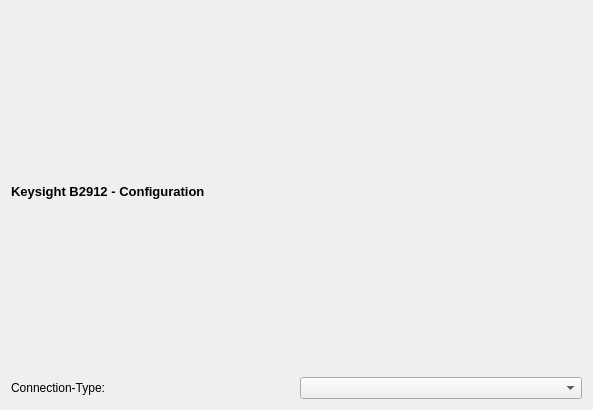
FAU-LAP/NOMAD-CAMELS, file devices/devices_drivers/keysight_b2912/keysight_b2912_config.ui: the form before one commit.
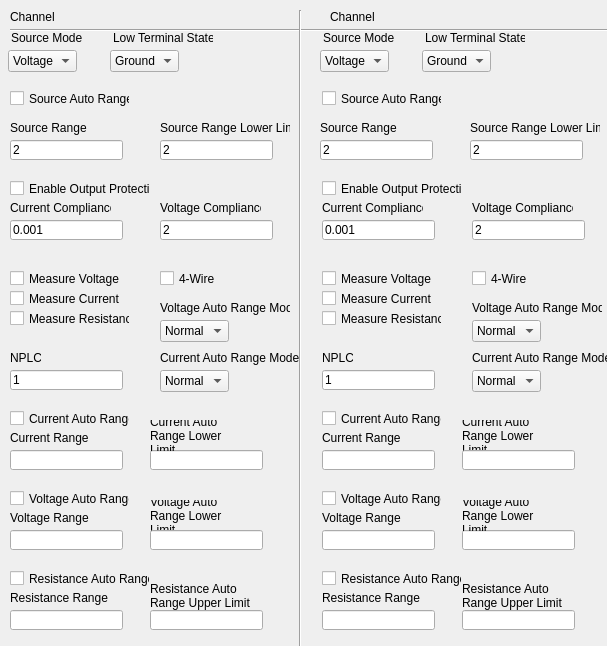
The form after the commit.

Commit message: Added GUI widget for B2912

Diff of the .ui file:
```diff
--- a/devices/devices_drivers/keysight_b2912/keysight_b2912_config.ui
+++ b/devices/devices_drivers/keysight_b2912/keysight_b2912_config.ui
@@ -6,39 +6,1185 @@
    <rect>
     <x>0</x>
     <y>0</y>
-    <width>593</width>
-    <height>410</height>
+    <width>607</width>
+    <height>646</height>
    </rect>
   </property>
   <property name="windowTitle">
    <string>Form</string>
   </property>
-  <layout class="QGridLayout" name="gridLayout">
-   <item row="1" column="0">
-    <widget class="QLabel" name="label">
-     <property name="text">
-      <string>Connection-Type:</string>
-     </property>
-    </widget>
+  <widget class="QLabel" name="label_23">
+   <property name="geometry">
+    <rect>
+     <x>472</x>
+     <y>200</y>
+     <width>101</width>
+     <height>16</height>
+    </rect>
+   </property>
+   <property name="text">
+    <string>Voltage Compliance</string>
+   </property>
+  </widget>
+  <widget class="QLabel" name="label_13">
+   <property name="geometry">
+    <rect>
+     <x>150</x>
+     <y>500</y>
+     <width>100</width>
+     <height>31</height>
+    </rect>
+   </property>
+   <property name="text">
+    <string>Voltage Auto Range Lower Limit</string>
+   </property>
+   <property name="wordWrap">
+    <bool>true</bool>
+   </property>
+  </widget>
+  <widget class="QComboBox" name="comboBox_8">
+   <property name="geometry">
+    <rect>
+     <x>472</x>
+     <y>320</y>
+     <width>69</width>
+     <height>22</height>
+    </rect>
+   </property>
+   <item>
+    <property name="text">
+     <string>Normal</string>
+    </property>
    </item>
-   <item row="1" column="1">
-    <widget class="QComboBox" name="comboBox_connection"/>
+   <item>
+    <property name="text">
+     <string>Resolution</string>
+    </property>
    </item>
-   <item row="0" column="0" colspan="2">
-    <widget class="QLabel" name="label_2">
-     <property name="font">
-      <font>
-       <pointsize>10</pointsize>
-       <weight>75</weight>
-       <bold>true</bold>
-      </font>
-     </property>
-     <property name="text">
-      <string>Keysight B2912 - Configuration</string>
-     </property>
-    </widget>
+   <item>
+    <property name="text">
+     <string>Speed</string>
+    </property>
    </item>
-  </layout>
+  </widget>
+  <widget class="QCheckBox" name="checkBox_8">
+   <property name="geometry">
+    <rect>
+     <x>10</x>
+     <y>290</y>
+     <width>110</width>
+     <height>17</height>
+    </rect>
+   </property>
+   <property name="text">
+    <string>Measure Current</string>
+   </property>
+  </widget>
+  <widget class="QLabel" name="label_22">
+   <property name="geometry">
+    <rect>
+     <x>462</x>
+     <y>580</y>
+     <width>121</width>
+     <height>31</height>
+    </rect>
+   </property>
+   <property name="text">
+    <string>Resistance Auto Range Upper Limit</string>
+   </property>
+   <property name="wordWrap">
+    <bool>true</bool>
+   </property>
+  </widget>
+  <widget class="QLabel" name="label_16">
+   <property name="geometry">
+    <rect>
+     <x>322</x>
+     <y>200</y>
+     <width>101</width>
+     <height>16</height>
+    </rect>
+   </property>
+   <property name="text">
+    <string>Current Compliance</string>
+   </property>
+  </widget>
+  <widget class="QLabel" name="label_2">
+   <property name="geometry">
+    <rect>
+     <x>330</x>
+     <y>10</y>
+     <width>47</width>
+     <height>13</height>
+    </rect>
+   </property>
+   <property name="text">
+    <string>Channel 2</string>
+   </property>
+  </widget>
+  <widget class="QLineEdit" name="lineEdit_14">
+   <property name="geometry">
+    <rect>
+     <x>322</x>
+     <y>610</y>
+     <width>113</width>
+     <height>20</height>
+    </rect>
+   </property>
+   <property name="text">
+    <string/>
+   </property>
+  </widget>
+  <widget class="QCheckBox" name="checkBox_6">
+   <property name="geometry">
+    <rect>
+     <x>322</x>
+     <y>270</y>
+     <width>110</width>
+     <height>17</height>
+    </rect>
+   </property>
+   <property name="text">
+    <string>Measure Voltage</string>
+   </property>
+  </widget>
+  <widget class="QLineEdit" name="lineEdit_2">
+   <property name="geometry">
+    <rect>
+     <x>160</x>
+     <y>220</y>
+     <width>113</width>
+     <height>20</height>
+    </rect>
+   </property>
+   <property name="text">
+    <string>2</string>
+   </property>
+  </widget>
+  <widget class="QCheckBox" name="checkBox_13">
+   <property name="geometry">
+    <rect>
+     <x>10</x>
+     <y>570</y>
+     <width>140</width>
+     <height>17</height>
+    </rect>
+   </property>
+   <property name="text">
+    <string>Resistance Auto Range</string>
+   </property>
+  </widget>
+  <widget class="QLineEdit" name="lineEdit_11">
+   <property name="geometry">
+    <rect>
+     <x>462</x>
+     <y>530</y>
+     <width>113</width>
+     <height>20</height>
+    </rect>
+   </property>
+   <property name="text">
+    <string/>
+   </property>
+  </widget>
+  <widget class="QCheckBox" name="checkBox">
+   <property name="geometry">
+    <rect>
+     <x>10</x>
+     <y>90</y>
+     <width>120</width>
+     <height>17</height>
+    </rect>
+   </property>
+   <property name="sizePolicy">
+    <sizepolicy hsizetype="Minimum" vsizetype="Fixed">
+     <horstretch>0</horstretch>
+     <verstretch>0</verstretch>
+    </sizepolicy>
+   </property>
+   <property name="text">
+    <string>Source Auto Range</string>
+   </property>
+  </widget>
+  <widget class="QLabel" name="label_18">
+   <property name="geometry">
+    <rect>
+     <x>322</x>
+     <y>350</y>
+     <width>31</width>
+     <height>16</height>
+    </rect>
+   </property>
+   <property name="text">
+    <string>NPLC</string>
+   </property>
+  </widget>
+  <widget class="QLabel" name="label_10">
+   <property name="geometry">
+    <rect>
+     <x>10</x>
+     <y>430</y>
+     <width>101</width>
+     <height>16</height>
+    </rect>
+   </property>
+   <property name="text">
+    <string>Current Range</string>
+   </property>
+  </widget>
+  <widget class="QCheckBox" name="checkBox_2">
+   <property name="geometry">
+    <rect>
+     <x>10</x>
+     <y>180</y>
+     <width>140</width>
+     <height>17</height>
+    </rect>
+   </property>
+   <property name="text">
+    <string>Enable Output Protection</string>
+   </property>
+  </widget>
+  <widget class="QComboBox" name="comboBox_4">
+   <property name="geometry">
+    <rect>
+     <x>160</x>
+     <y>370</y>
+     <width>69</width>
+     <height>22</height>
+    </rect>
+   </property>
+   <item>
+    <property name="text">
+     <string>Normal</string>
+    </property>
+   </item>
+   <item>
+    <property name="text">
+     <string>Resolution</string>
+    </property>
+   </item>
+   <item>
+    <property name="text">
+     <string>Speed</string>
+    </property>
+   </item>
+  </widget>
+  <widget class="QLabel" name="label_8">
+   <property name="geometry">
+    <rect>
+     <x>160</x>
+     <y>350</y>
+     <width>140</width>
+     <height>16</height>
+    </rect>
+   </property>
+   <property name="text">
+    <string>Current Auto Range Mode</string>
+   </property>
+  </widget>
+  <widget class="QCheckBox" name="checkBox_12">
+   <property name="geometry">
+    <rect>
+     <x>10</x>
+     <y>490</y>
+     <width>120</width>
+     <height>17</height>
+    </rect>
+   </property>
+   <property name="text">
+    <string>Voltage Auto Range</string>
+   </property>
+  </widget>
+  <widget class="QLineEdit" name="lineEdit_3">
+   <property name="geometry">
+    <rect>
+     <x>10</x>
+     <y>450</y>
+     <width>113</width>
+     <height>20</height>
+    </rect>
+   </property>
+   <property name="text">
+    <string/>
+   </property>
+  </widget>
+  <widget class="QLineEdit" name="lineEdit_18">
+   <property name="geometry">
+    <rect>
+     <x>322</x>
+     <y>370</y>
+     <width>113</width>
+     <height>20</height>
+    </rect>
+   </property>
+   <property name="text">
+    <string>1</string>
+   </property>
+  </widget>
+  <widget class="QLineEdit" name="lineEdit_7">
+   <property name="geometry">
+    <rect>
+     <x>150</x>
+     <y>530</y>
+     <width>113</width>
+     <height>20</height>
+    </rect>
+   </property>
+   <property name="text">
+    <string/>
+   </property>
+  </widget>
+  <widget class="QComboBox" name="comboBox_7">
+   <property name="geometry">
+    <rect>
+     <x>472</x>
+     <y>370</y>
+     <width>69</width>
+     <height>22</height>
+    </rect>
+   </property>
+   <item>
+    <property name="text">
+     <string>Normal</string>
+    </property>
+   </item>
+   <item>
+    <property name="text">
+     <string>Resolution</string>
+    </property>
+   </item>
+   <item>
+    <property name="text">
+     <string>Speed</string>
+    </property>
+   </item>
+  </widget>
+  <widget class="QLabel" name="label_27">
+   <property name="geometry">
+    <rect>
+     <x>462</x>
+     <y>500</y>
+     <width>100</width>
+     <height>31</height>
+    </rect>
+   </property>
+   <property name="text">
+    <string>Voltage Auto Range Lower Limit</string>
+   </property>
+   <property name="wordWrap">
+    <bool>true</bool>
+   </property>
+  </widget>
+  <widget class="QLabel" name="label_26">
+   <property name="geometry">
+    <rect>
+     <x>462</x>
+     <y>420</y>
+     <width>100</width>
+     <height>31</height>
+    </rect>
+   </property>
+   <property name="text">
+    <string>Current Auto Range Lower Limit</string>
+   </property>
+   <property name="wordWrap">
+    <bool>true</bool>
+   </property>
+  </widget>
+  <widget class="Line" name="line_2">
+   <property name="geometry">
+    <rect>
+     <x>10</x>
+     <y>20</y>
+     <width>601</width>
+     <height>20</height>
+    </rect>
+   </property>
+   <property name="orientation">
+    <enum>Qt::Horizontal</enum>
+   </property>
+  </widget>
+  <widget class="QCheckBox" name="checkBox_4">
+   <property name="geometry">
+    <rect>
+     <x>322</x>
+     <y>90</y>
+     <width>120</width>
+     <height>17</height>
+    </rect>
+   </property>
+   <property name="sizePolicy">
+    <sizepolicy hsizetype="Minimum" vsizetype="Fixed">
+     <horstretch>0</horstretch>
+     <verstretch>0</verstretch>
+    </sizepolicy>
+   </property>
+   <property name="text">
+    <string>Source Auto Range</string>
+   </property>
+  </widget>
+  <widget class="QLabel" name="label_28">
+   <property name="geometry">
+    <rect>
+     <x>322</x>
+     <y>430</y>
+     <width>101</width>
+     <height>16</height>
+    </rect>
+   </property>
+   <property name="text">
+    <string>Current Range</string>
+   </property>
+  </widget>
+  <widget class="QCheckBox" name="checkBox_11">
+   <property name="geometry">
+    <rect>
+     <x>10</x>
+     <y>410</y>
+     <width>120</width>
+     <height>17</height>
+    </rect>
+   </property>
+   <property name="text">
+    <string>Current Auto Range</string>
+   </property>
+  </widget>
+  <widget class="QLineEdit" name="lineEdit_5">
+   <property name="geometry">
+    <rect>
+     <x>10</x>
+     <y>370</y>
+     <width>113</width>
+     <height>20</height>
+    </rect>
+   </property>
+   <property name="text">
+    <string>1</string>
+   </property>
+  </widget>
+  <widget class="QLineEdit" name="lineEdit_10">
+   <property name="geometry">
+    <rect>
+     <x>322</x>
+     <y>220</y>
+     <width>113</width>
+     <height>20</height>
+    </rect>
+   </property>
+   <property name="text">
+    <string>0.001</string>
+   </property>
+  </widget>
+  <widget class="QLabel" name="label_5">
+   <property name="geometry">
+    <rect>
+     <x>10</x>
+     <y>200</y>
+     <width>101</width>
+     <height>16</height>
+    </rect>
+   </property>
+   <property name="text">
+    <string>Current Compliance</string>
+   </property>
+  </widget>
+  <widget class="QLabel" name="label_14">
+   <property name="geometry">
+    <rect>
+     <x>10</x>
+     <y>590</y>
+     <width>101</width>
+     <height>16</height>
+    </rect>
+   </property>
+   <property name="text">
+    <string>Resistance Range</string>
+   </property>
+  </widget>
+  <widget class="QComboBox" name="comboBox_3">
+   <property name="geometry">
+    <rect>
+     <x>160</x>
+     <y>320</y>
+     <width>69</width>
+     <height>22</height>
+    </rect>
+   </property>
+   <item>
+    <property name="text">
+     <string>Normal</string>
+    </property>
+   </item>
+   <item>
+    <property name="text">
+     <string>Resolution</string>
+    </property>
+   </item>
+   <item>
+    <property name="text">
+     <string>Speed</string>
+    </property>
+   </item>
+  </widget>
+  <widget class="QLineEdit" name="lineEdit_13">
+   <property name="geometry">
+    <rect>
+     <x>462</x>
+     <y>610</y>
+     <width>113</width>
+     <height>20</height>
+    </rect>
+   </property>
+   <property name="text">
+    <string/>
+   </property>
+  </widget>
+  <widget class="QCheckBox" name="checkBox_5">
+   <property name="geometry">
+    <rect>
+     <x>322</x>
+     <y>180</y>
+     <width>140</width>
+     <height>17</height>
+    </rect>
+   </property>
+   <property name="text">
+    <string>Enable Output Protection</string>
+   </property>
+  </widget>
+  <widget class="QComboBox" name="comboBox_5">
+   <property name="geometry">
+    <rect>
+     <x>422</x>
+     <y>50</y>
+     <width>69</width>
+     <height>22</height>
+    </rect>
+   </property>
+   <item>
+    <property name="text">
+     <string>Ground</string>
+    </property>
+   </item>
+   <item>
+    <property name="text">
+     <string>Float</string>
+    </property>
+   </item>
+  </widget>
+  <widget class="QCheckBox" name="checkBox_19">
+   <property name="geometry">
+    <rect>
+     <x>322</x>
+     <y>290</y>
+     <width>110</width>
+     <height>17</height>
+    </rect>
+   </property>
+   <property name="text">
+    <string>Measure Current</string>
+   </property>
+  </widget>
+  <widget class="QLabel" name="label_12">
+   <property name="geometry">
+    <rect>
+     <x>10</x>
+     <y>510</y>
+     <width>101</width>
+     <height>16</height>
+    </rect>
+   </property>
+   <property name="text">
+    <string>Voltage Range</string>
+   </property>
+  </widget>
+  <widget class="QLabel" name="label_24">
+   <property name="geometry">
+    <rect>
+     <x>322</x>
+     <y>590</y>
+     <width>101</width>
+     <height>16</height>
+    </rect>
+   </property>
+   <property name="text">
+    <string>Resistance Range</string>
+   </property>
+  </widget>
+  <widget class="QLineEdit" name="lineEdit_9">
+   <property name="geometry">
+    <rect>
+     <x>150</x>
+     <y>610</y>
+     <width>113</width>
+     <height>20</height>
+    </rect>
+   </property>
+   <property name="text">
+    <string/>
+   </property>
+  </widget>
+  <widget class="QLabel" name="label_4">
+   <property name="geometry">
+    <rect>
+     <x>113</x>
+     <y>30</y>
+     <width>100</width>
+     <height>16</height>
+    </rect>
+   </property>
+   <property name="text">
+    <string>Low Terminal State</string>
+   </property>
+  </widget>
+  <widget class="QLineEdit" name="lineEdit_8">
+   <property name="geometry">
+    <rect>
+     <x>10</x>
+     <y>610</y>
+     <width>113</width>
+     <height>20</height>
+    </rect>
+   </property>
+   <property name="text">
+    <string/>
+   </property>
+  </widget>
+  <widget class="QLabel" name="label_9">
+   <property name="geometry">
+    <rect>
+     <x>10</x>
+     <y>350</y>
+     <width>31</width>
+     <height>16</height>
+    </rect>
+   </property>
+   <property name="text">
+    <string>NPLC</string>
+   </property>
+  </widget>
+  <widget class="QComboBox" name="comboBox">
+   <property name="geometry">
+    <rect>
+     <x>8</x>
+     <y>50</y>
+     <width>69</width>
+     <height>22</height>
+    </rect>
+   </property>
+   <item>
+    <property name="text">
+     <string>Voltage</string>
+    </property>
+   </item>
+   <item>
+    <property name="text">
+     <string>Current</string>
+    </property>
+   </item>
+  </widget>
+  <widget class="QCheckBox" name="checkBox_14">
+   <property name="geometry">
+    <rect>
+     <x>322</x>
+     <y>310</y>
+     <width>120</width>
+     <height>17</height>
+    </rect>
+   </property>
+   <property name="text">
+    <string>Measure Resistance</string>
+   </property>
+  </widget>
+  <widget class="QLabel" name="label_3">
+   <property name="geometry">
+    <rect>
+     <x>11</x>
+     <y>30</y>
+     <width>71</width>
+     <height>16</height>
+    </rect>
+   </property>
+   <property name="text">
+    <string>Source Mode</string>
+   </property>
+  </widget>
+  <widget class="QLineEdit" name="lineEdit_16">
+   <property name="geometry">
+    <rect>
+     <x>322</x>
+     <y>450</y>
+     <width>113</width>
+     <height>20</height>
+    </rect>
+   </property>
+   <property name="text">
+    <string/>
+   </property>
+  </widget>
+  <widget class="QLabel" name="label_19">
+   <property name="geometry">
+    <rect>
+     <x>472</x>
+     <y>350</y>
+     <width>140</width>
+     <height>16</height>
+    </rect>
+   </property>
+   <property name="text">
+    <string>Current Auto Range Mode</string>
+   </property>
+  </widget>
+  <widget class="QLabel" name="label_17">
+   <property name="geometry">
+    <rect>
+     <x>323</x>
+     <y>30</y>
+     <width>71</width>
+     <height>16</height>
+    </rect>
+   </property>
+   <property name="text">
+    <string>Source Mode</string>
+   </property>
+  </widget>
+  <widget class="QLineEdit" name="lineEdit_12">
+   <property name="geometry">
+    <rect>
+     <x>472</x>
+     <y>220</y>
+     <width>113</width>
+     <height>20</height>
+    </rect>
+   </property>
+   <property name="text">
+    <string>2</string>
+   </property>
+  </widget>
+  <widget class="QLineEdit" name="lineEdit">
+   <property name="geometry">
+    <rect>
+     <x>10</x>
+     <y>220</y>
+     <width>113</width>
+     <height>20</height>
+    </rect>
+   </property>
+   <property name="text">
+    <string>0.001</string>
+   </property>
+  </widget>
+  <widget class="QLabel" name="label_25">
+   <property name="geometry">
+    <rect>
+     <x>425</x>
+     <y>30</y>
+     <width>100</width>
+     <height>16</height>
+    </rect>
+   </property>
+   <property name="text">
+    <string>Low Terminal State</string>
+   </property>
+  </widget>
+  <widget class="QLineEdit" name="lineEdit_17">
+   <property name="geometry">
+    <rect>
+     <x>322</x>
+     <y>530</y>
+     <width>113</width>
+     <height>20</height>
+    </rect>
+   </property>
+   <property name="text">
+    <string/>
+   </property>
+  </widget>
+  <widget class="QCheckBox" name="checkBox_3">
+   <property name="geometry">
+    <rect>
+     <x>10</x>
+     <y>270</y>
+     <width>110</width>
+     <height>17</height>
+    </rect>
+   </property>
+   <property name="text">
+    <string>Measure Voltage</string>
+   </property>
+  </widget>
+  <widget class="QComboBox" name="comboBox_2">
+   <property name="geometry">
+    <rect>
+     <x>110</x>
+     <y>50</y>
+     <width>69</width>
+     <height>22</height>
+    </rect>
+   </property>
+   <item>
+    <property name="text">
+     <string>Ground</string>
+    </property>
+   </item>
+   <item>
+    <property name="text">
+     <string>Float</string>
+    </property>
+   </item>
+  </widget>
+  <widget class="QLabel" name="label_15">
+   <property name="geometry">
+    <rect>
+     <x>150</x>
+     <y>580</y>
+     <width>121</width>
+     <height>31</height>
+    </rect>
+   </property>
+   <property name="text">
+    <string>Resistance Auto Range Upper Limit</string>
+   </property>
+   <property name="wordWrap">
+    <bool>true</bool>
+   </property>
+  </widget>
+  <widget class="QCheckBox" name="checkBox_16">
+   <property name="geometry">
+    <rect>
+     <x>322</x>
+     <y>570</y>
+     <width>140</width>
+     <height>17</height>
+    </rect>
+   </property>
+   <property name="text">
+    <string>Resistance Auto Range</string>
+   </property>
+  </widget>
+  <widget class="QCheckBox" name="checkBox_15">
+   <property name="geometry">
+    <rect>
+     <x>322</x>
+     <y>410</y>
+     <width>120</width>
+     <height>17</height>
+    </rect>
+   </property>
+   <property name="text">
+    <string>Current Auto Range</string>
+   </property>
+  </widget>
+  <widget class="QLabel" name="label_20">
+   <property name="geometry">
+    <rect>
+     <x>472</x>
+     <y>300</y>
+     <width>130</width>
+     <height>16</height>
+    </rect>
+   </property>
+   <property name="text">
+    <string>Voltage Auto Range Mode</string>
+   </property>
+  </widget>
+  <widget class="QCheckBox" name="checkBox_9">
+   <property name="geometry">
+    <rect>
+     <x>10</x>
+     <y>310</y>
+     <width>120</width>
+     <height>17</height>
+    </rect>
+   </property>
+   <property name="text">
+    <string>Measure Resistance</string>
+   </property>
+  </widget>
+  <widget class="QComboBox" name="comboBox_6">
+   <property name="geometry">
+    <rect>
+     <x>320</x>
+     <y>50</y>
+     <width>69</width>
+     <height>22</height>
+    </rect>
+   </property>
+   <item>
+    <property name="text">
+     <string>Voltage</string>
+    </property>
+   </item>
+   <item>
+    <property name="text">
+     <string>Current</string>
+    </property>
+   </item>
+  </widget>
+  <widget class="QLabel" name="label">
+   <property name="geometry">
+    <rect>
+     <x>10</x>
+     <y>10</y>
+     <width>47</width>
+     <height>13</height>
+    </rect>
+   </property>
+   <property name="text">
+    <string>Channel 1</string>
+   </property>
+  </widget>
+  <widget class="QLabel" name="label_6">
+   <property name="geometry">
+    <rect>
+     <x>160</x>
+     <y>200</y>
+     <width>101</width>
+     <height>16</height>
+    </rect>
+   </property>
+   <property name="text">
+    <string>Voltage Compliance</string>
+   </property>
+  </widget>
+  <widget class="QLineEdit" name="lineEdit_6">
+   <property name="geometry">
+    <rect>
+     <x>10</x>
+     <y>530</y>
+     <width>113</width>
+     <height>20</height>
+    </rect>
+   </property>
+   <property name="text">
+    <string/>
+   </property>
+  </widget>
+  <widget class="QCheckBox" name="checkBox_17">
+   <property name="geometry">
+    <rect>
+     <x>322</x>
+     <y>490</y>
+     <width>120</width>
+     <height>17</height>
+    </rect>
+   </property>
+   <property name="text">
+    <string>Voltage Auto Range</string>
+   </property>
+  </widget>
+  <widget class="QLabel" name="label_7">
+   <property name="geometry">
+    <rect>
+     <x>160</x>
+     <y>300</y>
+     <width>130</width>
+     <height>16</height>
+    </rect>
+   </property>
+   <property name="text">
+    <string>Voltage Auto Range Mode</string>
+   </property>
+  </widget>
+  <widget class="QLineEdit" name="lineEdit_4">
+   <property name="geometry">
+    <rect>
+     <x>150</x>
+     <y>450</y>
+     <width>113</width>
+     <height>20</height>
+    </rect>
+   </property>
+   <property name="text">
+    <string/>
+   </property>
+  </widget>
+  <widget class="QLabel" name="label_21">
+   <property name="geometry">
+    <rect>
+     <x>322</x>
+     <y>510</y>
+     <width>101</width>
+     <height>16</height>
+    </rect>
+   </property>
+   <property name="text">
+    <string>Voltage Range</string>
+   </property>
+  </widget>
+  <widget class="QLabel" name="label_11">
+   <property name="geometry">
+    <rect>
+     <x>150</x>
+     <y>420</y>
+     <width>100</width>
+     <height>31</height>
+    </rect>
+   </property>
+   <property name="text">
+    <string>Current Auto Range Lower Limit</string>
+   </property>
+   <property name="wordWrap">
+    <bool>true</bool>
+   </property>
+  </widget>
+  <widget class="QCheckBox" name="checkBox_18">
+   <property name="geometry">
+    <rect>
+     <x>472</x>
+     <y>270</y>
+     <width>110</width>
+     <height>17</height>
+    </rect>
+   </property>
+   <property name="text">
+    <string>4-Wire</string>
+   </property>
+  </widget>
+  <widget class="QLineEdit" name="lineEdit_15">
+   <property name="geometry">
+    <rect>
+     <x>462</x>
+     <y>450</y>
+     <width>113</width>
+     <height>20</height>
+    </rect>
+   </property>
+   <property name="text">
+    <string/>
+   </property>
+  </widget>
+  <widget class="Line" name="line">
+   <property name="geometry">
+    <rect>
+     <x>290</x>
+     <y>10</y>
+     <width>20</width>
+     <height>641</height>
+    </rect>
+   </property>
+   <property name="orientation">
+    <enum>Qt::Vertical</enum>
+   </property>
+  </widget>
+  <widget class="QCheckBox" name="checkBox_10">
+   <property name="geometry">
+    <rect>
+     <x>160</x>
+     <y>270</y>
+     <width>110</width>
+     <height>17</height>
+    </rect>
+   </property>
+   <property name="text">
+    <string>4-Wire</string>
+   </property>
+  </widget>
+  <widget class="QLineEdit" name="lineEdit_19">
+   <property name="geometry">
+    <rect>
+     <x>160</x>
+     <y>140</y>
+     <width>113</width>
+     <height>20</height>
+    </rect>
+   </property>
+   <property name="text">
+    <string>2</string>
+   </property>
+  </widget>
+  <widget class="QLabel" name="label_29">
+   <property name="geometry">
+    <rect>
+     <x>10</x>
+     <y>120</y>
+     <width>101</width>
+     <height>16</height>
+    </rect>
+   </property>
+   <property name="text">
+    <string>Source Range</string>
+   </property>
+  </widget>
+  <widget class="QLineEdit" name="lineEdit_20">
+   <property name="geometry">
+    <rect>
+     <x>10</x>
+     <y>140</y>
+     <width>113</width>
+     <height>20</height>
+    </rect>
+   </property>
+   <property name="text">
+    <string>2</string>
+   </property>
+  </widget>
+  <widget class="QLabel" name="label_30">
+   <property name="geometry">
+    <rect>
+     <x>160</x>
+     <y>120</y>
+     <width>130</width>
+     <height>16</height>
+    </rect>
+   </property>
+   <property name="text">
+    <string>Source Range Lower Limit</string>
+   </property>
+  </widget>
+  <widget class="QLineEdit" name="lineEdit_21">
+   <property name="geometry">
+    <rect>
+     <x>470</x>
+     <y>140</y>
+     <width>113</width>
+     <height>20</height>
+    </rect>
+   </property>
+   <property name="text">
+    <string>2</string>
+   </property>
+  </widget>
+  <widget class="QLineEdit" name="lineEdit_22">
+   <property name="geometry">
+    <rect>
+     <x>320</x>
+     <y>140</y>
+     <width>113</width>
+     <height>20</height>
+    </rect>
+   </property>
+   <property name="text">
+    <string>2</string>
+   </property>
+  </widget>
+  <widget class="QLabel" name="label_31">
+   <property name="geometry">
+    <rect>
+     <x>470</x>
+     <y>120</y>
+     <width>130</width>
+     <height>16</height>
+    </rect>
+   </property>
+   <property name="text">
+    <string>Source Range Lower Limit</string>
+   </property>
+  </widget>
+  <widget class="QLabel" name="label_32">
+   <property name="geometry">
+    <rect>
+     <x>320</x>
+     <y>120</y>
+     <width>101</width>
+     <height>16</height>
+    </rect>
+   </property>
+   <property name="text">
+    <string>Source Range</string>
+   </property>
+  </widget>
  </widget>
  <resources/>
  <connections/>
```
The commit also changes 3 other files.
